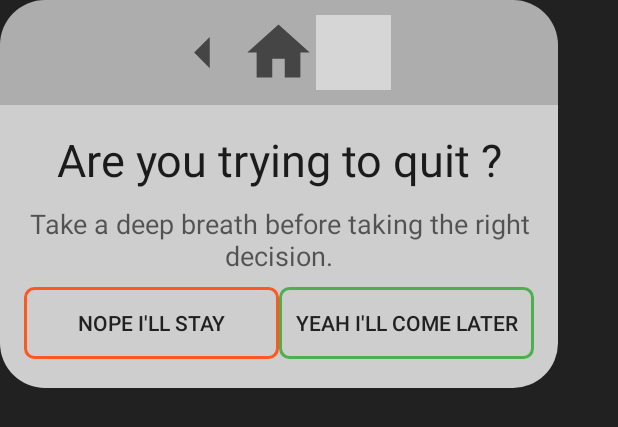
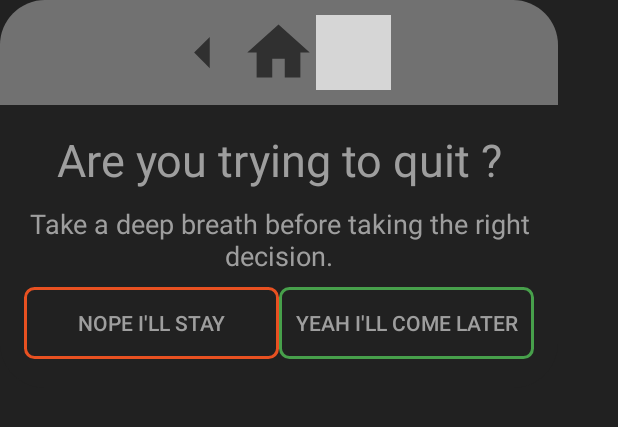
Before and after one commit to SasiGovind/MovieDB, an Android app: the layout exit_dialog.xml on its own in the app's theme, with its tools: preview values and no code run, on a phone screen of 412 x 824 dp. Shown: the top 427 px of the screen. Run offline under Robolectric (Android 15) with nearby library versions, the light colour scheme and no system bars; grey boxes are pictures that could not be loaded.

Commit message:
exit dialog colors changed

```diff
--- a/app/src/main/java/com/sasig/moviedb/view/MainActivity.java
+++ b/app/src/main/java/com/sasig/moviedb/view/MainActivity.java
@@ -156,10 +156,11 @@ public class MainActivity extends AppCompatActivity {
     }
 
     private void configureBottomNavigationView(){
-        bottomNavigationView.setOnNavigationItemSelectedListener(item -> updateMainFragment(item.getItemId()));
+        bottomNavigationView.setOnNavigationItemSelectedListener(item -> updateMainFragment(item));
     }
 
-    private Boolean updateMainFragment(Integer integer){
+    private Boolean updateMainFragment(MenuItem item){
+        Integer integer = item.getItemId();
         if(integer != R.id.previous && integer != R.id.next)currentPage = 1;
         switch (integer) {
             case R.id.previous:
--- a/app/src/main/res/drawable/dialog_round_down.xml
+++ b/app/src/main/res/drawable/dialog_round_down.xml
@@ -1,6 +1,6 @@
 <?xml version="1.0" encoding="utf-8"?>
 <shape xmlns:android="http://schemas.android.com/apk/res/android">
-<solid android:color="@color/colorAccentDark" />
+<solid android:color="@color/colorPrimary" />
     <corners android:bottomLeftRadius="30dp"
         android:bottomRightRadius="30dp" />
 <padding
--- a/app/src/main/res/drawable/dialog_round_up.xml
+++ b/app/src/main/res/drawable/dialog_round_up.xml
@@ -1,6 +1,6 @@
 <?xml version="1.0" encoding="utf-8"?>
 <shape xmlns:android="http://schemas.android.com/apk/res/android">
-<solid android:color="@color/exit_top" />
+<solid android:color="@color/colorPrimaryBis" />
 <corners android:topLeftRadius="30dp"
     android:topRightRadius="30dp" />
 <padding
--- a/app/src/main/res/layout/exit_dialog.xml
+++ b/app/src/main/res/layout/exit_dialog.xml
@@ -10,6 +10,7 @@
         android:layout_height="70dp"
         android:background="@drawable/dialog_round_up"
         android:gravity="center_horizontal"
+        android:alpha="0.85"
         android:orientation="horizontal">
 
         <ImageView
@@ -40,6 +41,7 @@
         android:layout_height="wrap_content"
         android:orientation="vertical"
         android:padding="16dp"
+        android:alpha="0.9"
         android:background="@drawable/dialog_round_down"
         android:gravity="center_horizontal">
 
@@ -47,6 +49,7 @@
             android:layout_width="match_parent"
             android:layout_height="wrap_content"
             android:text="Are you trying to quit ?"
+            android:textColor="@color/exit_text"
             android:textAlignment="center"
             android:textAppearance="@style/TextAppearance.AppCompat.Headline"
             android:textSize="30sp" />
@@ -55,6 +58,7 @@
             android:layout_width="match_parent"
             android:layout_height="wrap_content"
             android:layout_marginTop="10dp"
+            android:textColor="@color/exit_text"
             android:text="Take a deep breath before taking the right decision."
             android:textAlignment="center"
             android:textAppearance="@style/TextAppearance.AppCompat.Medium" />
@@ -76,7 +80,7 @@
                 android:layout_weight="1"
                 android:background="@drawable/no_button_bg"
                 android:text="Nope I'll Stay"
-                android:textColor="@color/colorPrimary" />
+                android:textColor="@color/exit_text" />
 
             <Button
                 android:id="@+id/buttonOk"
@@ -87,7 +91,7 @@
                 android:layout_marginBottom="3dp"
                 android:background="@drawable/yes_button_bg"
                 android:text="Yeah I'll Come Later"
-                android:textColor="@color/colorPrimary" />
+                android:textColor="@color/exit_text" />
 
         </LinearLayout>
 
--- a/app/src/main/res/layout/movie_item.xml
+++ b/app/src/main/res/layout/movie_item.xml
@@ -81,6 +81,7 @@
             android:layout_marginStart="8dp"
             android:layout_marginTop="8dp"
             android:layout_marginEnd="8dp"
+            android:alpha="0.7"
             android:text="9.1"
             android:textColor="@color/white"
             app:layout_constraintEnd_toStartOf="@+id/m_release_date"
--- a/app/src/main/res/values/colors.xml
+++ b/app/src/main/res/values/colors.xml
@@ -1,7 +1,8 @@
 <?xml version="1.0" encoding="utf-8"?>
 <resources>
     <color name="colorPrimary">#212121</color>
-    <color name="exit_top">#ADADAD</color>
+    <color name="colorPrimaryBis">#808080</color>
+    <color name="exit_text">#ADADAD</color>
     <color name="colorPrimaryDark">#000000</color>
     <color name="buttonNo">#FF5722</color>
     <color name="buttonYes">#4CAF50</color>
```
